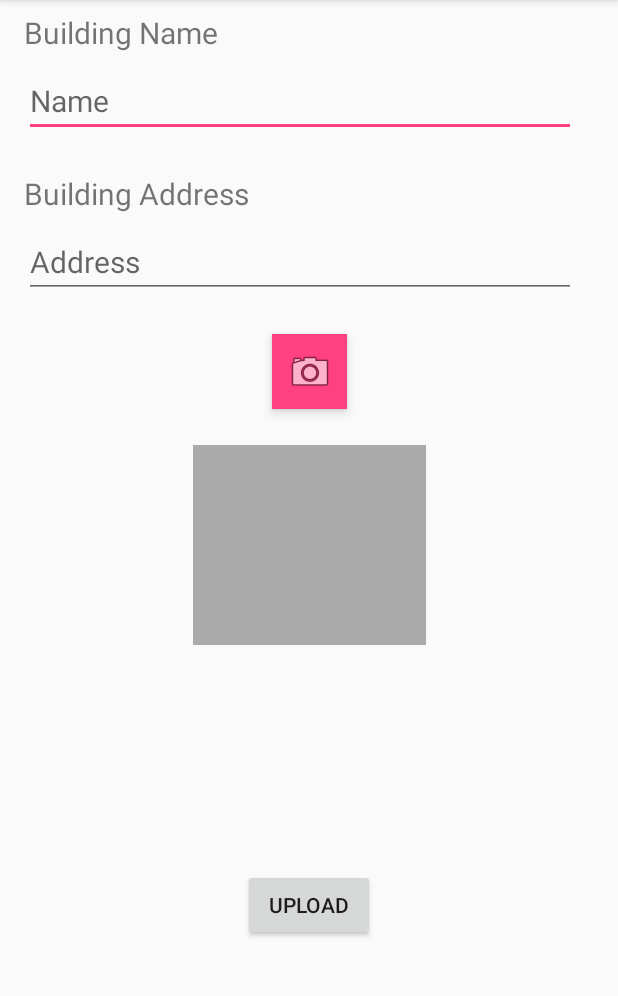
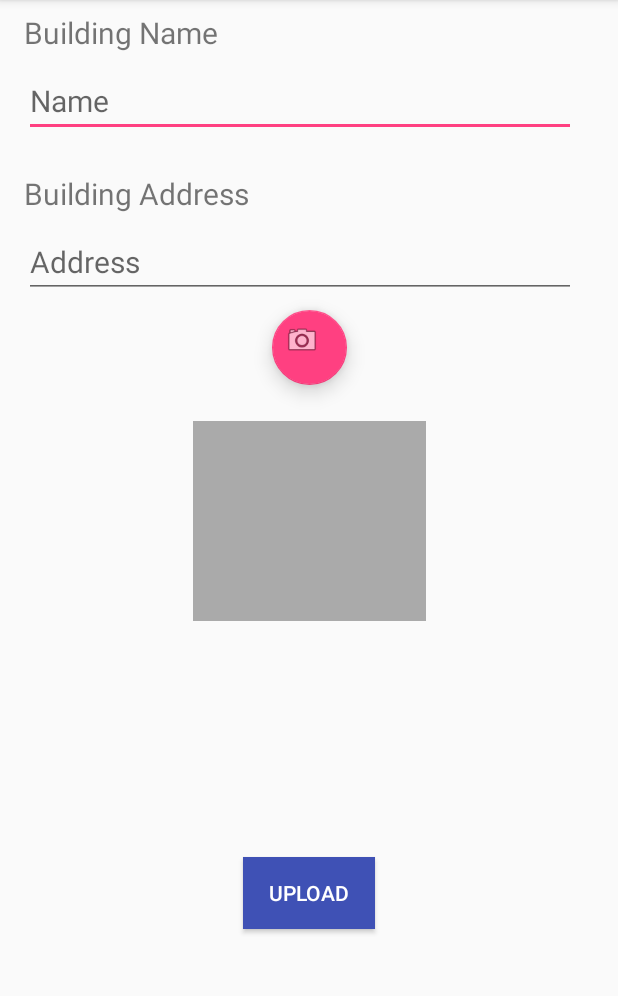
Before and after one commit to prof3ssorSt3v3/ImageUploadOkHttp, an Android app: the screen it shows after launch (MainActivity), on a phone screen of 412 x 824 dp, the part 84-1080 px from its top. Run offline under Robolectric (Android 15) with nearby library versions, the phone set to English and light mode, and no system bars.

Commit message:
Changed Buttons
Changed the camera button to a FAB
Added colours to the Upload button.
Added comments to MyService.java

```diff
--- a/app/src/main/java/ca/edumedia/griffis/imageuploadokhttp/services/MyService.java
+++ b/app/src/main/java/ca/edumedia/griffis/imageuploadokhttp/services/MyService.java
@@ -22,9 +22,11 @@ import java.io.IOException;
 public class MyService extends IntentService {
 
     public static final String TAG = "MyService";
+
     public static final String MY_SERVICE_MESSAGE = "myServiceMessage";
     public static final String MY_SERVICE_PAYLOAD = "myServicePayload";
     public static final String MY_SERVICE_EXCEPTION = "myServiceException";
+
     public static final String REQUEST_ENDPOINT = "endPoint";
     public static final String REQUEST_METHOD = "method";
     public static final String BUILDING_NAME = "bName";
@@ -44,6 +46,7 @@ public class MyService extends IntentService {
     protected void onHandleIntent(Intent intent) {
 
         String endpoint = intent.getStringExtra(REQUEST_ENDPOINT);
+        //method could be used to determine which function to call
         String method = intent.getStringExtra(REQUEST_METHOD);
 
         RequestBody requestBody = new MultipartBody.Builder()
@@ -56,7 +59,6 @@ public class MyService extends IntentService {
 
         String user = "YOUR USERNAME";
         String pass = "YOUR PASSWORD";
-
         String credentials = Credentials.basic(user, pass);
 
         Request request = new Request.Builder()
--- a/app/src/main/res/layout/activity_main.xml
+++ b/app/src/main/res/layout/activity_main.xml
@@ -52,23 +52,6 @@
         app:layout_constraintLeft_toLeftOf="parent"
         app:layout_constraintTop_toBottomOf="@+id/textAddress" />
 
-    <ImageButton
-        android:id="@+id/cameraButton"
-        style="@style/Widget.AppCompat.ImageButton"
-        android:layout_width="50dp"
-        android:layout_height="50dp"
-        android:layout_marginLeft="16dp"
-        android:layout_marginRight="16dp"
-        android:layout_marginTop="24dp"
-        android:background="@color/colorAccent"
-        android:elevation="4dp"
-        android:onClick="takePicture"
-        app:layout_constraintLeft_toLeftOf="parent"
-        app:layout_constraintRight_toRightOf="parent"
-        app:layout_constraintTop_toBottomOf="@+id/editAddress"
-        app:srcCompat="@android:drawable/ic_menu_camera"
-        tools:layout_editor_absoluteY="195dp" />
-
     <ImageView
         android:id="@+id/photoView"
         android:layout_width="155dp"
@@ -90,6 +73,8 @@
         android:layout_marginLeft="16dp"
         android:layout_marginRight="16dp"
         android:layout_marginTop="24dp"
+        android:background="@color/colorPrimary"
+        android:textColor="#FFFFFF"
         android:onClick="uploadBuilding"
         android:text="Upload"
         app:layout_constraintBottom_toBottomOf="parent"
@@ -97,4 +82,20 @@
         app:layout_constraintRight_toRightOf="parent"
         app:layout_constraintTop_toBottomOf="@+id/photoView" />
 
+    <android.support.design.widget.FloatingActionButton
+        android:id="@+id/cameraButton"
+        android:layout_width="50dp"
+        android:layout_height="50dp"
+        android:layout_marginLeft="8dp"
+        android:layout_marginRight="8dp"
+        android:layout_marginTop="8dp"
+        android:clickable="true"
+        android:onClick="takePicture"
+        app:elevation="8dp"
+        app:fabSize="mini"
+        app:layout_constraintLeft_toLeftOf="parent"
+        app:layout_constraintRight_toRightOf="parent"
+        app:layout_constraintTop_toBottomOf="@+id/editAddress"
+        app:srcCompat="@android:drawable/ic_menu_camera" />
+
 </android.support.constraint.ConstraintLayout>
```
